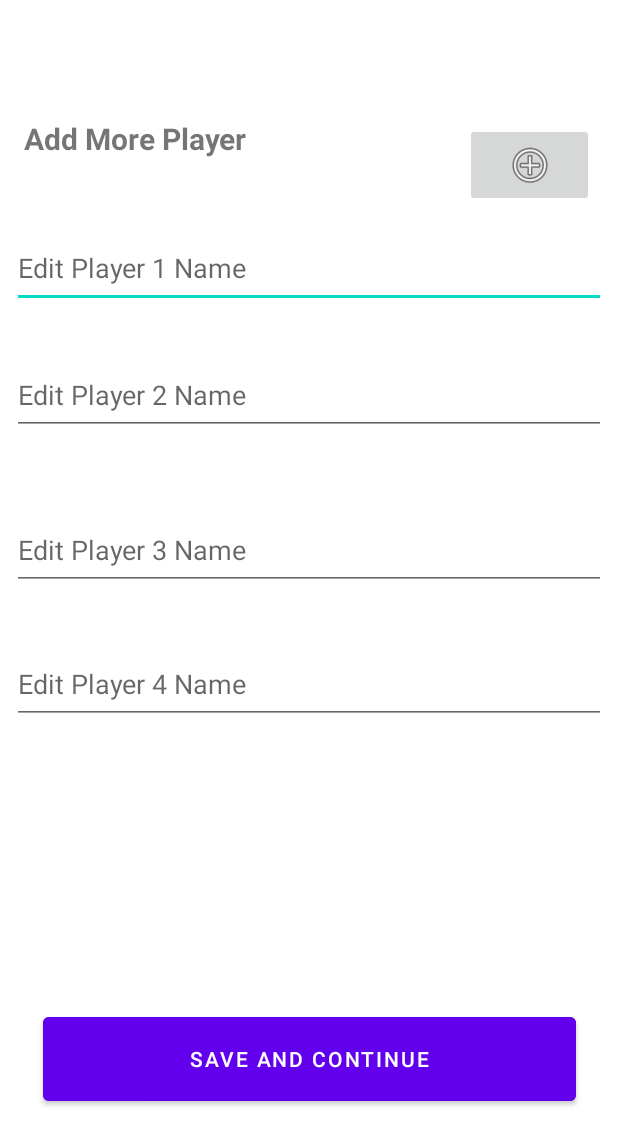
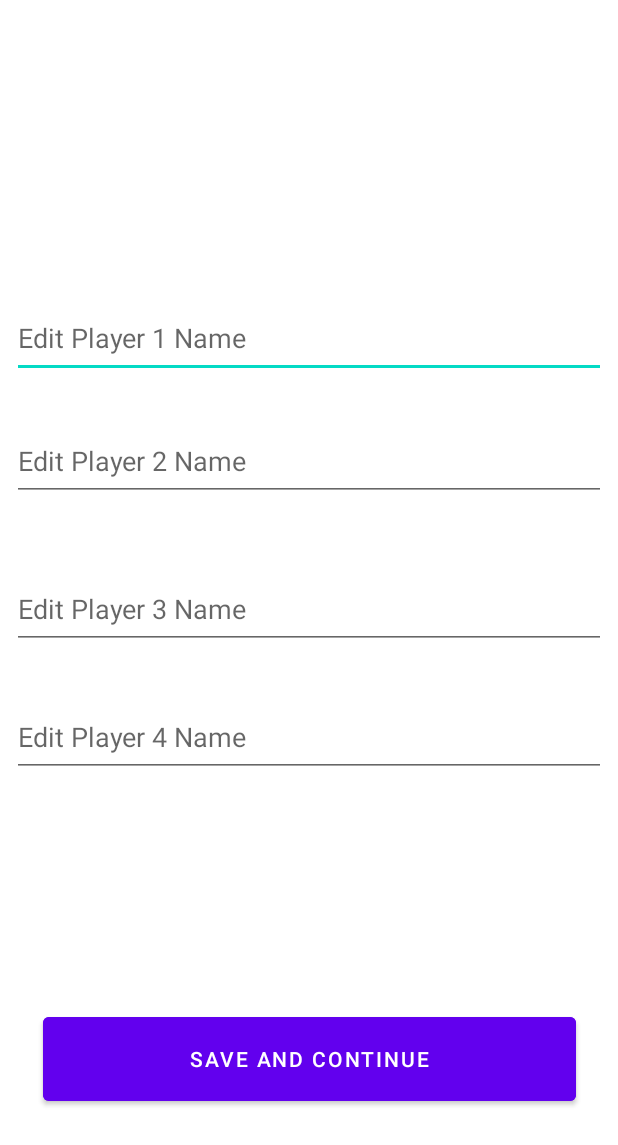
Before and after one commit to seun-OMJ/sport-box-score-manager, an Android app: the PlayerActivity screen opened directly, with no data from a screen before it, on a phone screen of 412 x 824 dp. Shown: the top 1145 px of the screen. Run offline under Robolectric (Android 15) with nearby library versions, the phone set to English and light mode, and no system bars.

Commit message:
Changed layouts

```diff
--- a/app/src/main/res/layout/activity_player.xml
+++ b/app/src/main/res/layout/activity_player.xml
@@ -35,56 +35,26 @@
         android:textSize="20sp"
         app:layout_constraintBottom_toBottomOf="parent"
         app:layout_constraintEnd_toEndOf="parent"
-        app:layout_constraintHorizontal_bias="0.0"
+        app:layout_constraintHorizontal_bias="1.0"
         app:layout_constraintStart_toStartOf="parent"
         app:layout_constraintTop_toTopOf="parent"
-        app:layout_constraintVertical_bias="0.012" />
-
-    <TextView
-        android:id="@+id/textView2"
-        android:layout_width="273dp"
-        android:layout_height="53dp"
-        android:layout_marginTop="16dp"
-        android:hint="Add More Players"
-        android:text="Add More Player"
-        android:textSize="20sp"
-        android:textStyle="bold"
-        android:visibility="visible"
-        app:layout_constraintEnd_toEndOf="parent"
-        app:layout_constraintHorizontal_bias="0.115"
-        app:layout_constraintStart_toStartOf="parent"
-        app:layout_constraintTop_toBottomOf="@+id/EnterGameName" />
-
-    <ImageButton
-        android:id="@+id/imageButton"
-        android:layout_width="86dp"
-        android:layout_height="56dp"
-        android:layout_marginStart="8dp"
-        android:layout_marginEnd="8dp"
-        android:src="@android:drawable/ic_menu_add"
-        app:layout_constraintBottom_toBottomOf="parent"
-        app:layout_constraintEnd_toEndOf="parent"
-        app:layout_constraintHorizontal_bias="0.6"
-        app:layout_constraintStart_toEndOf="@+id/textView2"
-        app:layout_constraintTop_toBottomOf="@+id/EnterGameName"
-        app:layout_constraintVertical_bias="0.027" />
+        app:layout_constraintVertical_bias="0.131" />
 
     <EditText
         android:id="@+id/editTextTextPersonName"
         android:layout_width="0dp"
         android:layout_height="53dp"
         android:layout_marginStart="8dp"
-        android:layout_marginTop="20dp"
         android:layout_marginEnd="8dp"
         android:ems="10"
         android:hint="Edit Player 1 Name"
         android:inputType="textPersonName"
         app:layout_constraintBottom_toBottomOf="parent"
         app:layout_constraintEnd_toEndOf="parent"
-        app:layout_constraintHorizontal_bias="0.118"
+        app:layout_constraintHorizontal_bias="0.0"
         app:layout_constraintStart_toStartOf="parent"
-        app:layout_constraintTop_toBottomOf="@+id/textView2"
-        app:layout_constraintVertical_bias="0.0" />
+        app:layout_constraintTop_toBottomOf="@+id/EnterGameName"
+        app:layout_constraintVertical_bias="0.072" />
 
     <EditText
         android:id="@+id/editTextTextPersonName2"
```
